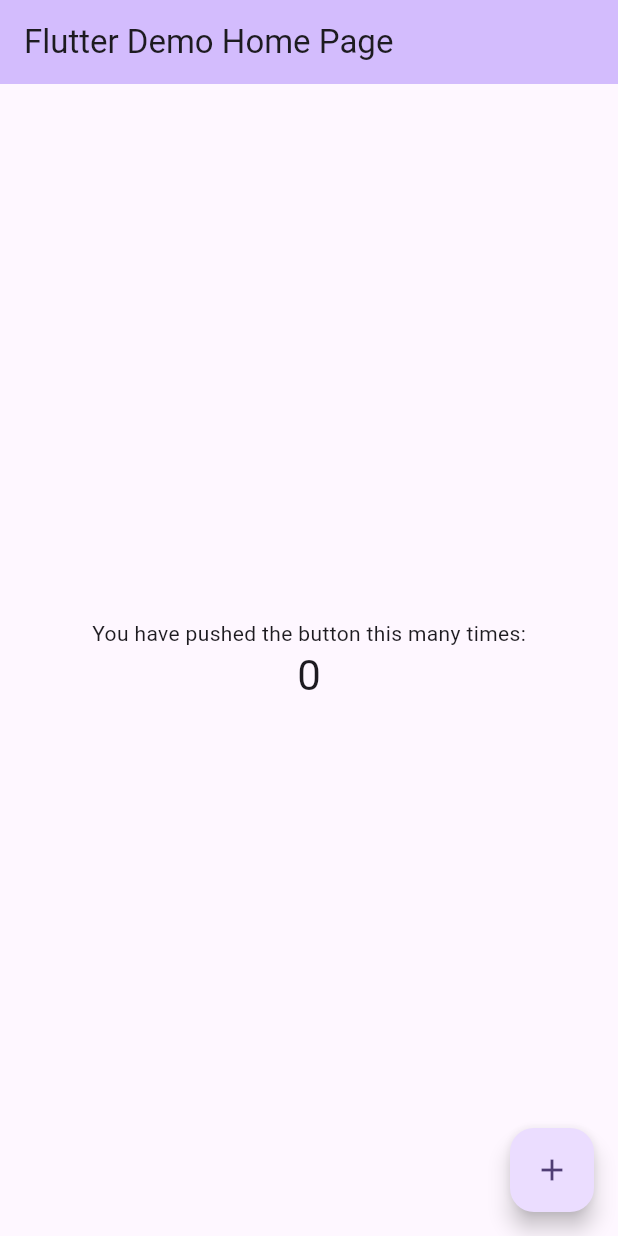
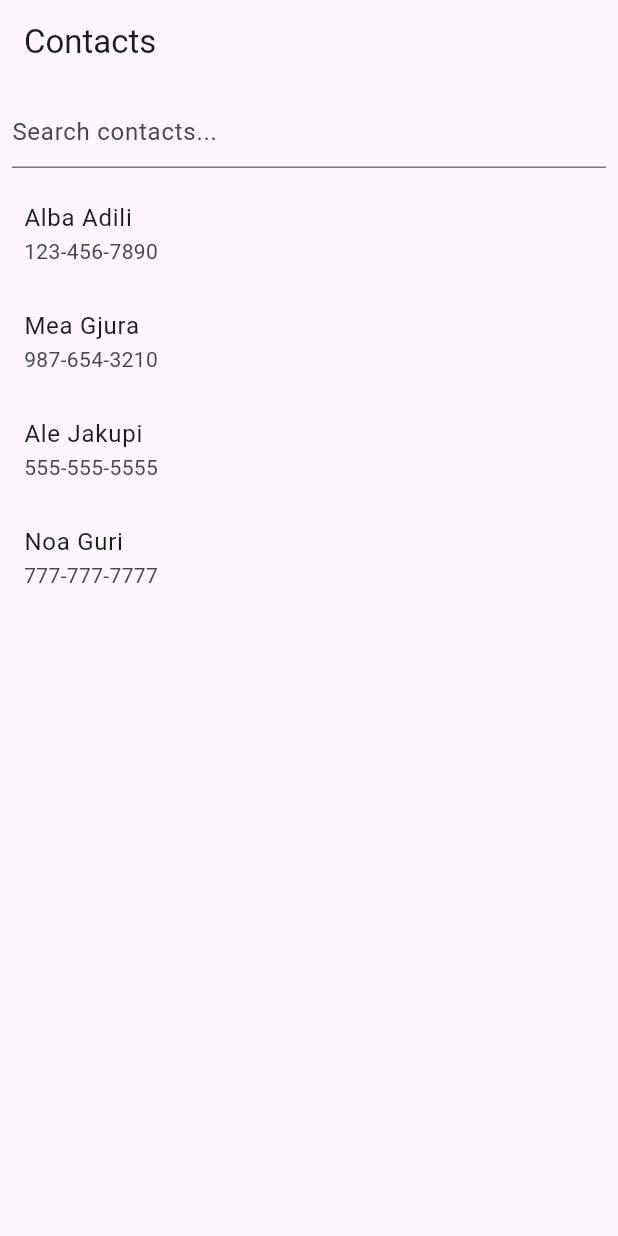
Before and after one commit to AlbaAdili/contact-app, a Flutter app: the screen it shows after launch, on a phone screen of 412 x 824 dp. Run offline on Flutter 3.47's test engine with Material 3 defaults, Android fonts, the phone set to English and light mode, and no system bars.

Commit message:
Added the contact page view

```diff
--- a/lib/main.dart
+++ b/lib/main.dart
@@ -1,125 +1,90 @@
 import 'package:flutter/material.dart';
 
 void main() {
-  runApp(const MyApp());
+  runApp(ContactsApp());
 }
 
-class MyApp extends StatelessWidget {
-  const MyApp({super.key});
-
-  // This widget is the root of your application.
+class ContactsApp extends StatelessWidget {
   @override
   Widget build(BuildContext context) {
     return MaterialApp(
-      title: 'Flutter Demo',
+      title: 'Contacts App',
       theme: ThemeData(
-        // This is the theme of your application.
-        //
-        // TRY THIS: Try running your application with "flutter run". You'll see
-        // the application has a purple toolbar. Then, without quitting the app,
-        // try changing the seedColor in the colorScheme below to Colors.green
-        // and then invoke "hot reload" (save your changes or press the "hot
-        // reload" button in a Flutter-supported IDE, or press "r" if you used
-        // the command line to start the app).
-        //
-        // Notice that the counter didn't reset back to zero; the application
-        // state is not lost during the reload. To reset the state, use hot
-        // restart instead.
-        //
-        // This works for code too, not just values: Most code changes can be
-        // tested with just a hot reload.
-        colorScheme: ColorScheme.fromSeed(seedColor: Colors.deepPurple),
-        useMaterial3: true,
+        primarySwatch: Colors.blue,
       ),
-      home: const MyHomePage(title: 'Flutter Demo Home Page'),
+      home: ContactsPage(),
     );
   }
 }
 
-class MyHomePage extends StatefulWidget {
-  const MyHomePage({super.key, required this.title});
-
-  // This widget is the home page of your application. It is stateful, meaning
-  // that it has a State object (defined below) that contains fields that affect
-  // how it looks.
-
-  // This class is the configuration for the state. It holds the values (in this
-  // case the title) provided by the parent (in this case the App widget) and
-  // used by the build method of the State. Fields in a Widget subclass are
-  // always marked "final".
-
-  final String title;
-
+class ContactsPage extends StatefulWidget {
   @override
-  State<MyHomePage> createState() => _MyHomePageState();
+  _ContactsPageState createState() => _ContactsPageState();
 }
 
-class _MyHomePageState extends State<MyHomePage> {
-  int _counter = 0;
-
-  void _incrementCounter() {
-    setState(() {
-      // This call to setState tells the Flutter framework that something has
-      // changed in this State, which causes it to rerun the build method below
-      // so that the display can reflect the updated values. If we changed
-      // _counter without calling setState(), then the build method would not be
-      // called again, and so nothing would appear to happen.
-      _counter++;
-    });
-  }
+class _ContactsPageState extends State<ContactsPage> {
+  String _searchQuery = '';
 
   @override
   Widget build(BuildContext context) {
-    // This method is rerun every time setState is called, for instance as done
-    // by the _incrementCounter method above.
-    //
-    // The Flutter framework has been optimized to make rerunning build methods
-    // fast, so that you can just rebuild anything that needs updating rather
-    // than having to individually change instances of widgets.
     return Scaffold(
       appBar: AppBar(
-        // TRY THIS: Try changing the color here to a specific color (to
-        // Colors.amber, perhaps?) and trigger a hot reload to see the AppBar
-        // change color while the other colors stay the same.
-        backgroundColor: Theme.of(context).colorScheme.inversePrimary,
-        // Here we take the value from the MyHomePage object that was created by
-        // the App.build method, and use it to set our appbar title.
-        title: Text(widget.title),
+        title: Text('Contacts'),
       ),
-      body: Center(
-        // Center is a layout widget. It takes a single child and positions it
-        // in the middle of the parent.
-        child: Column(
-          // Column is also a layout widget. It takes a list of children and
-          // arranges them vertically. By default, it sizes itself to fit its
-          // children horizontally, and tries to be as tall as its parent.
-          //
-          // Column has various properties to control how it sizes itself and
-          // how it positions its children. Here we use mainAxisAlignment to
-          // center the children vertically; the main axis here is the vertical
-          // axis because Columns are vertical (the cross axis would be
-          // horizontal).
-          //
-          // TRY THIS: Invoke "debug painting" (choose the "Toggle Debug Paint"
-          // action in the IDE, or press "p" in the console), to see the
-          // wireframe for each widget.
-          mainAxisAlignment: MainAxisAlignment.center,
-          children: <Widget>[
-            const Text(
-              'You have pushed the button this many times:',
+      body: Column(
+        children: [
+          Padding(
+            padding: const EdgeInsets.all(8.0),
+            child: TextField(
+              onChanged: (value) {
+                setState(() {
+                  _searchQuery = value;
+                });
+              },
+              decoration: InputDecoration(
+                hintText: 'Search contacts...',
+              ),
             ),
-            Text(
-              '$_counter',
-              style: Theme.of(context).textTheme.headlineMedium,
+          ),
+          Expanded(
+            child: ListView.builder(
+              itemCount: _contacts.length,
+              itemBuilder: (context, index) {
+                final contact = _contacts[index];
+                // Check if contact matches search query
+                final bool isMatch = contact.name.toLowerCase().contains(_searchQuery.toLowerCase());
+                // Only show contacts that match search query
+                if (_searchQuery.isNotEmpty && !isMatch) {
+                  return SizedBox.shrink(); // Return empty container if not a match
+                }
+                return ListTile(
+                  title: Text(contact.name),
+                  subtitle: Text(contact.phoneNumber),
+                  onTap: () {
+                    // Navigate to detail page
+                  },
+                );
+              },
             ),
-          ],
-        ),
+          ),
+        ],
       ),
-      floatingActionButton: FloatingActionButton(
-        onPressed: _incrementCounter,
-        tooltip: 'Increment',
-        child: const Icon(Icons.add),
-      ), // This trailing comma makes auto-formatting nicer for build methods.
     );
   }
 }
+
+// Dummy contacts data for demonstration
+class Contact {
+  final String name;
+  final String phoneNumber;
+
+  Contact({required this.name, required this.phoneNumber});
+}
+
+List<Contact> _contacts = [
+  Contact(name: 'Alba Adili', phoneNumber: '123-456-7890'),
+  Contact(name: 'Mea Gjura', phoneNumber: '987-654-3210'),
+  Contact(name: 'Ale Jakupi', phoneNumber: '555-555-5555'),
+  Contact(name: 'Noa Guri', phoneNumber: '777-777-7777'),
+
+];
--- a/pubspec.yaml
+++ b/pubspec.yaml
@@ -41,6 +41,8 @@ dependencies:
 dev_dependencies:
   flutter_test:
     sdk: flutter
+  contacts_service: ^0.6.0
+  permission_handler: ^10.2.0
 
   # The "flutter_lints" package below contains a set of recommended lints to
   # encourage good coding practices. The lint set provided by the package is
```
